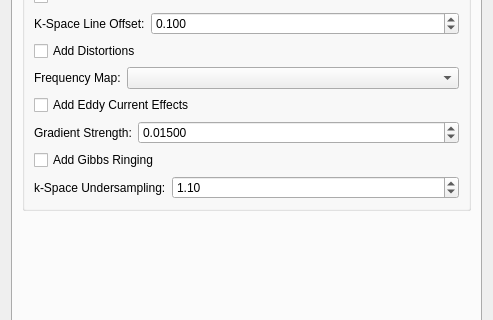
First picture: the form in Plugins/org.mitk.gui.qt.diffusionimaging/src/internal/QmitkFiberfoxViewControls.ui, repository MITK/MITK, before the edit; both pictures show x 0 to 493 and y 1116 to 1436 of the 493 by 1565 pixel window.
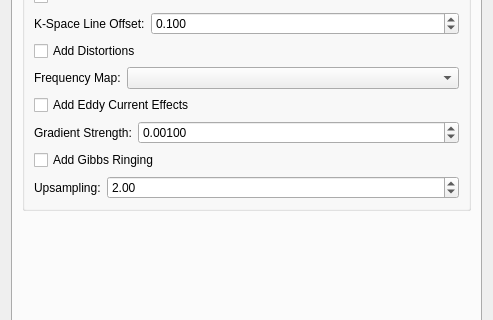
Second picture: the form after the edit. The open tabs and pages were chosen to show the change. Icons and pictures are not drawn. Custom widgets are drawn as their Qt base class.

Commit message: cleanup of fiberfox ringing artifact changes. add miniapp for gibbs tracking.

The edit to the form file:
```diff
--- a/Plugins/org.mitk.gui.qt.diffusionimaging/src/internal/QmitkFiberfoxViewControls.ui
+++ b/Plugins/org.mitk.gui.qt.diffusionimaging/src/internal/QmitkFiberfoxViewControls.ui
@@ -1873,7 +1873,7 @@
                 <string/>
                </property>
                <property name="text">
-                <string>k-Space Undersampling:</string>
+                <string>Upsampling:</string>
                </property>
                <property name="wordWrap">
                 <bool>false</bool>
@@ -1892,13 +1892,13 @@
                 <double>1.000000000000000</double>
                </property>
                <property name="maximum">
-                <double>4.000000000000000</double>
+                <double>10.000000000000000</double>
                </property>
                <property name="singleStep">
                 <double>0.100000000000000</double>
                </property>
                <property name="value">
-                <double>1.100000000000000</double>
+                <double>2.000000000000000</double>
                </property>
               </widget>
              </item>
@@ -1970,7 +1970,7 @@
                 <double>0.001000000000000</double>
                </property>
                <property name="value">
-                <double>0.015000000000000</double>
+                <double>0.001000000000000</double>
                </property>
               </widget>
              </item>
```
Left out of the diff: 10 changed lines with no effect on the pictures. The commit also changes 16 other files.
